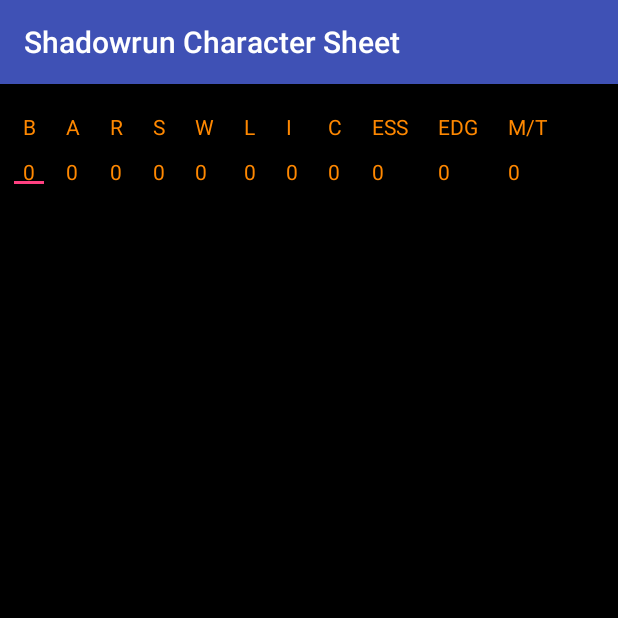
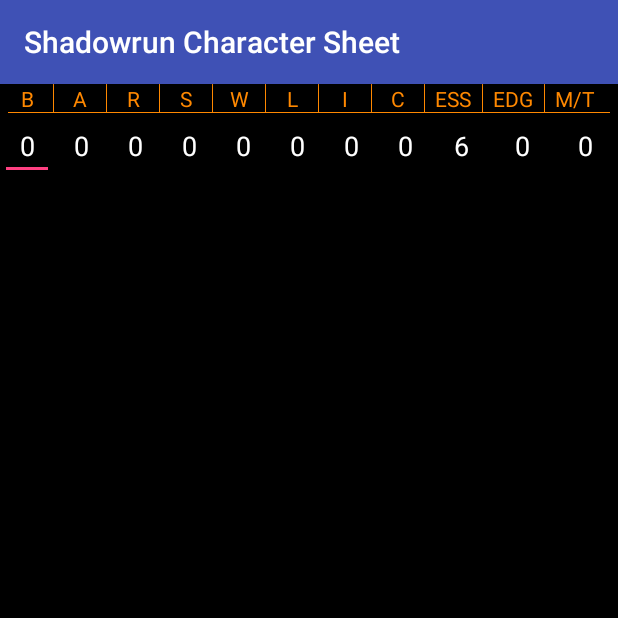
Before and after one commit to jswanson993/shadowruncharactersheet, an Android app: the screen it shows after launch (MainActivity), on a phone screen of 412 x 824 dp, the top half of it. Run offline under Robolectric (Android 15) with nearby library versions, the phone set to English and light mode, and no system bars.

Commit message:
Implement table format for attributes

```diff
--- a/app/src/main/java/jswanson/shadowruncharactersheet/MainActivity.java
+++ b/app/src/main/java/jswanson/shadowruncharactersheet/MainActivity.java
@@ -10,4 +10,5 @@ public class MainActivity extends AppCompatActivity {
         super.onCreate(savedInstanceState);
         setContentView(R.layout.activity_main);
     }
+
 }
--- a/app/src/main/res/layout/activity_main.xml
+++ b/app/src/main/res/layout/activity_main.xml
@@ -7,298 +7,193 @@
     android:background="@android:color/background_dark"
     tools:context=".MainActivity">
 
-    <GridLayout
-        android:id="@+id/gridLayout"
-        android:layout_width="0dp"
+    <TableLayout
+        android:layout_width="match_parent"
         android:layout_height="wrap_content"
-        android:layout_columnSpan="11"
-        android:layout_marginTop="8dp"
-        android:layout_rowSpan="2"
-        android:background="@android:color/black"
-        android:columnCount="11"
-        android:paddingBottom="5dp"
-        android:paddingLeft="5dp"
-        android:paddingRight="5dp"
-        android:paddingTop="5dp"
-        android:rowCount="2"
-        app:layout_constraintLeft_toLeftOf="parent"
-        app:layout_constraintRight_toRightOf="parent"
-        app:layout_constraintTop_toTopOf="parent">
+        android:stretchColumns="*"
+        android:shrinkColumns="*"
+        android:divider="@android:color/holo_orange_dark"
+        android:showDividers="middle"
+        android:dividerPadding="5dp">
+        <TableRow
+            android:layout_width="match_parent"
+            android:divider="@android:color/holo_orange_dark"
+            android:showDividers="middle"
+            android:dividerPadding="20dp">
+            <TextView
+                android:id="@+id/Body_Text"
+                android:layout_width="wrap_content"
+                android:layout_height="wrap_content"
+                android:text="B"
+                android:textAlignment="center"
+                android:textColor="@android:color/holo_orange_dark" />
+
 
             <TextView
-            android:id="@+id/Body_Text"
-            style="@android:style/TextAppearance.Small"
+                android:id="@+id/Agility_Text"
+                android:layout_height="wrap_content"
+                android:layout_width="wrap_content"
+                android:text="A"
+                android:textAlignment="center"
+                android:textColor="@android:color/holo_orange_dark" />
+            <TextView
+                android:id="@+id/Reaction_Text"
                 android:layout_width="wrap_content"
                 android:layout_height="wrap_content"
-            android:layout_column="0"
-            android:layout_row="1"
-            android:paddingLeft="10dp"
-            android:paddingRight="10dp"
-            android:text="B"
+                android:text="R"
+                android:textAlignment="center"
                 android:textColor="@android:color/holo_orange_dark" />
 
             <TextView
-            android:id="@+id/Agility_Text"
-            style="@android:style/TextAppearance.Small"
+                android:id="@+id/Strength_Text"
+                android:layout_height="wrap_content"
+                android:layout_width="wrap_content"
+                android:text="S"
+                android:textAlignment="center"
+                android:textColor="@android:color/holo_orange_dark" />
+            <TextView
+                android:id="@+id/Will_Text"
                 android:layout_width="wrap_content"
                 android:layout_height="wrap_content"
-            android:paddingBottom="5dp"
-            android:paddingLeft="10dp"
-            android:paddingRight="10dp"
-            android:paddingTop="5dp"
-            android:text="A"
+                android:text="W"
+                android:textAlignment="center"
                 android:textColor="@android:color/holo_orange_dark" />
 
             <TextView
-            android:id="@+id/Reaction_Text"
-            style="@android:style/TextAppearance.Small"
+                android:id="@+id/Logic_Text"
+                android:layout_height="wrap_content"
+                android:layout_width="wrap_content"
+                android:text="L"
+                android:textAlignment="center"
+                android:textColor="@android:color/holo_orange_dark" />
+            <TextView
+                android:id="@+id/Intuition_Text"
                 android:layout_width="wrap_content"
                 android:layout_height="wrap_content"
-            android:paddingBottom="5dp"
-            android:paddingLeft="10dp"
-            android:paddingRight="10dp"
-            android:paddingTop="5dp"
-            android:text="R"
-            android:textColor="@android:color/holo_orange_dark"/>
-
-        <TextView
-            android:id="@+id/Strength_Text"
-            style="@android:style/TextAppearance.Small"
-            android:layout_width="wrap_content"
-            android:layout_height="wrap_content"
-            android:paddingBottom="5dp"
-            android:paddingLeft="10dp"
-            android:paddingRight="10dp"
-            android:paddingTop="5dp"
-            android:text="S"
-            android:textColor="@android:color/holo_orange_dark"/>
-
-        <TextView
-            android:id="@+id/Will_Text"
-            style="@android:style/TextAppearance.Small"
-            android:layout_width="wrap_content"
-            android:layout_height="wrap_content"
-            android:paddingBottom="5dp"
-            android:paddingLeft="10dp"
-            android:paddingRight="10dp"
-            android:paddingTop="5dp"
-            android:text="W"
-            android:textColor="@android:color/holo_orange_dark"/>
-
-        <TextView
-            android:id="@+id/Logic_Text"
-            style="@android:style/TextAppearance.Small"
-            android:layout_width="wrap_content"
-            android:layout_height="wrap_content"
-            android:paddingBottom="5dp"
-            android:paddingLeft="10dp"
-            android:paddingRight="10dp"
-            android:paddingTop="5dp"
-            android:text="L"
-            android:textColor="@android:color/holo_orange_dark"/>
-
-        <TextView
-            android:id="@+id/Intuition_Text"
-            style="@android:style/TextAppearance.Small"
-            android:layout_width="wrap_content"
-            android:layout_height="wrap_content"
-            android:paddingBottom="5dp"
-            android:paddingLeft="10dp"
-            android:paddingRight="10dp"
-            android:paddingTop="5dp"
                 android:text="I"
-            android:textColor="@android:color/holo_orange_dark"/>
+                android:textAlignment="center"
+                android:textColor="@android:color/holo_orange_dark" />
 
             <TextView
                 android:id="@+id/Charisma_Text"
-            style="@android:style/TextAppearance.Small"
+                android:layout_height="wrap_content"
+                android:layout_width="wrap_content"
+                android:text="C"
+                android:textAlignment="center"
+                android:textColor="@android:color/holo_orange_dark" />
+            <TextView
+                android:id="@+id/Essence_Text"
                 android:layout_width="wrap_content"
                 android:layout_height="wrap_content"
-            android:paddingBottom="5dp"
-            android:paddingLeft="10dp"
-            android:paddingRight="10dp"
-            android:paddingTop="5dp"
-            android:text="C"
-            android:textColor="@android:color/holo_orange_dark"/>
-
-        <TextView
-            android:id="@+id/Essence_Text"
-            style="@android:style/TextAppearance.Small"
-            android:layout_width="wrap_content"
-            android:layout_height="wrap_content"
-            android:paddingBottom="5dp"
-            android:paddingLeft="10dp"
-            android:paddingRight="10dp"
-            android:paddingTop="5dp"
                 android:text="ESS"
-            android:textColor="@android:color/holo_orange_dark"/>
+                android:textAlignment="center"
+                android:textColor="@android:color/holo_orange_dark" />
 
             <TextView
                 android:id="@+id/Edge_Text"
-            style="@android:style/TextAppearance.Small"
+                android:layout_height="wrap_content"
+                android:layout_width="wrap_content"
+                android:text="EDG"
+                android:textAlignment="center"
+                android:textColor="@android:color/holo_orange_dark" />
+            <TextView
+                android:id="@+id/Magic_Text"
                 android:layout_width="wrap_content"
                 android:layout_height="wrap_content"
-            android:paddingBottom="5dp"
-            android:paddingLeft="10dp"
-            android:paddingRight="10dp"
-            android:paddingTop="5dp"
-            android:text="EDG"
-            android:textColor="@android:color/holo_orange_dark"/>
+                android:text="M/T"
+                android:textAlignment="center"
+                android:textColor="@android:color/holo_orange_dark" />
 
-        <TextView
-            android:id="@+id/Magic_Text"
-            style="@android:style/TextAppearance.Small"
+        </TableRow>
+        <TableRow>
+            <EditText
+                android:id="@+id/Body_Stat"
                 android:layout_width="wrap_content"
                 android:layout_height="wrap_content"
-            android:paddingBottom="5dp"
-            android:paddingLeft="10dp"
-            android:paddingRight="10dp"
-            android:paddingTop="5dp"
-            android:text="M/T"
-            android:textColor="@android:color/holo_orange_dark"/>
-
-        <EditText
-            android:id="@+id/Body_Num"
-            style="@android:style/TextAppearance.Small"
-            android:layout_width="wrap_content"
-            android:layout_height="wrap_content"
-            android:inputType="number"
-            android:paddingBottom="5dp"
-            android:paddingLeft="10dp"
-            android:paddingRight="10dp"
-            android:paddingTop="5dp"
                 android:text="0"
-            android:textColor="@android:color/holo_orange_dark" />
-
-        <EditText
-            android:id="@+id/Agility_Num"
-            style="@android:style/TextAppearance.Small"
-            android:layout_width="wrap_content"
-            android:layout_height="wrap_content"
-            android:inputType="number"
-            android:paddingBottom="5dp"
-            android:paddingLeft="10dp"
-            android:paddingRight="10dp"
-            android:paddingTop="5dp"
-            android:text="0"
-            android:textColor="@android:color/holo_orange_dark" />
-
-        <EditText
-            android:id="@+id/Reaction_Num"
-            style="@android:style/TextAppearance.Small"
-            android:layout_width="wrap_content"
-            android:layout_height="wrap_content"
-            android:inputType="number"
-            android:paddingBottom="5dp"
-            android:paddingLeft="10dp"
-            android:paddingRight="10dp"
-            android:paddingTop="5dp"
-            android:text="0"
-            android:textColor="@android:color/holo_orange_dark" />
-
-        <EditText
-            android:id="@+id/Strength_Num"
-            style="@android:style/TextAppearance.Small"
-            android:layout_width="wrap_content"
-            android:layout_height="wrap_content"
-            android:inputType="number"
-            android:paddingBottom="5dp"
-            android:paddingLeft="10dp"
-            android:paddingRight="10dp"
-            android:paddingTop="5dp"
-            android:text="0"
-            android:textColor="@android:color/holo_orange_dark" />
-
-        <EditText
-            android:id="@+id/Will_Num"
-            style="@android:style/TextAppearance.Small"
-            android:layout_width="wrap_content"
-            android:layout_height="wrap_content"
-            android:inputType="number"
-            android:paddingBottom="5dp"
-            android:paddingLeft="10dp"
-            android:paddingRight="10dp"
-            android:paddingTop="5dp"
-            android:text="0"
-            android:textColor="@android:color/holo_orange_dark" />
-
-        <EditText
-            android:id="@+id/Logic_Num"
-            style="@android:style/TextAppearance.Small"
-            android:layout_width="wrap_content"
-            android:layout_height="wrap_content"
-            android:inputType="number"
-            android:paddingBottom="5dp"
-            android:paddingLeft="10dp"
-            android:paddingRight="10dp"
-            android:paddingTop="5dp"
-            android:text="0"
-            android:textColor="@android:color/holo_orange_dark" />
-
-        <EditText
-            android:id="@+id/Intuition_Num"
-            style="@android:style/TextAppearance.Small"
-            android:layout_width="wrap_content"
-            android:layout_height="wrap_content"
-            android:inputType="number"
-            android:paddingBottom="5dp"
-            android:paddingLeft="10dp"
-            android:paddingRight="10dp"
-            android:paddingTop="5dp"
-            android:text="0"
-            android:textColor="@android:color/holo_orange_dark" />
-
-        <EditText
-            android:id="@+id/Charisma_Num"
-            style="@android:style/TextAppearance.Small"
-            android:layout_width="wrap_content"
-            android:layout_height="wrap_content"
-            android:inputType="number"
-            android:paddingBottom="5dp"
-            android:paddingLeft="10dp"
-            android:paddingRight="10dp"
-            android:paddingTop="5dp"
-            android:text="0"
-            android:textColor="@android:color/holo_orange_dark" />
-
-        <EditText
-            android:id="@+id/Essence_Num"
-            style="@android:style/TextAppearance.Small"
-            android:layout_width="wrap_content"
-            android:layout_height="wrap_content"
-            android:inputType="number"
-            android:paddingBottom="5dp"
-            android:paddingLeft="10dp"
-            android:paddingRight="10dp"
-            android:paddingTop="5dp"
-            android:text="0"
-            android:textColor="@android:color/holo_orange_dark" />
-
-        <EditText
-            android:id="@+id/Edge_Num"
-            style="@android:style/TextAppearance.Small"
-            android:layout_width="wrap_content"
-            android:layout_height="wrap_content"
-            android:inputType="number"
-            android:paddingBottom="5dp"
-            android:paddingLeft="10dp"
-            android:paddingRight="10dp"
-            android:paddingTop="5dp"
-            android:text="0"
-            android:textColor="@android:color/holo_orange_dark" />
+                android:textAlignment="center"
+                android:textColor="@android:color/background_light" />
 
 
             <EditText
-            android:id="@+id/Magic_Num"
-            style="@android:style/TextAppearance.Small"
+                android:id="@+id/Agility_Stat"
+                android:layout_height="wrap_content"
+                android:layout_width="wrap_content"
+                android:text="0"
+                android:textAlignment="center"
+                android:textColor="@android:color/background_light" />
+            <EditText
+                android:id="@+id/Reaction_Stat"
                 android:layout_width="wrap_content"
                 android:layout_height="wrap_content"
-            android:inputType="number"
-            android:paddingBottom="5dp"
-            android:paddingLeft="10dp"
-            android:paddingRight="10dp"
-            android:paddingTop="5dp"
                 android:text="0"
-            android:textColor="@android:color/holo_orange_dark" />
-    </GridLayout>
+                android:textAlignment="center"
+                android:textColor="@android:color/background_light" />
+
+            <EditText
+                android:id="@+id/Strength_Stat"
+                android:layout_height="wrap_content"
+                android:layout_width="wrap_content"
+                android:text="0"
+                android:textAlignment="center"
+                android:textColor="@android:color/background_light" />
+            <EditText
+                android:id="@+id/Will_Stat"
+                android:layout_width="wrap_content"
+                android:layout_height="wrap_content"
+                android:text="0"
+                android:textAlignment="center"
+                android:textColor="@android:color/background_light" />
+
+            <EditText
+                android:id="@+id/Logic_Stat"
+                android:layout_height="wrap_content"
+                android:layout_width="wrap_content"
+                android:text="0"
+                android:textAlignment="center"
+                android:textColor="@android:color/background_light" />
+            <EditText
+                android:id="@+id/Intuition_Stat"
+                android:layout_width="wrap_content"
+                android:layout_height="wrap_content"
+                android:text="0"
+                android:textAlignment="center"
+                android:textColor="@android:color/background_light" />
+
+            <EditText
+                android:id="@+id/Charisma_Stat"
+                android:layout_height="wrap_content"
+                android:layout_width="wrap_content"
+                android:text="0"
+                android:textAlignment="center"
+                android:textColor="@android:color/background_light" />
+            <EditText
+                android:id="@+id/Essence_Stat"
+                android:layout_width="wrap_content"
+                android:layout_height="wrap_content"
+                android:text="6"
+                android:textAlignment="center"
+                android:textColor="@android:color/background_light" />
+
+            <EditText
+                android:id="@+id/Edge_Stat"
+                android:layout_height="wrap_content"
+                android:layout_width="wrap_content"
+                android:text="0"
+                android:textAlignment="center"
+                android:textColor="@android:color/background_light" />
+            <EditText
+                android:id="@+id/Magic_Stat"
+                android:layout_width="wrap_content"
+                android:layout_height="wrap_content"
+                android:text="0"
+                android:textAlignment="center"
+                android:textColor="@android:color/background_light" />
+        </TableRow>
+
+
+    </TableLayout>
+
+
+
 </android.support.constraint.ConstraintLayout>
```
Lines whose indentation alone changed are shown as unchanged.
